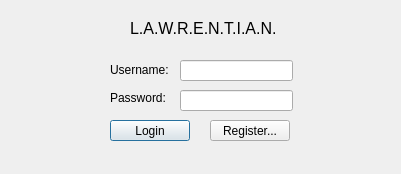
The window that LAWRENTIAN/LuD/loginwindow.ui (pyridine/LAWRENTIAN) describes before a commit, drawn with Qt 5.
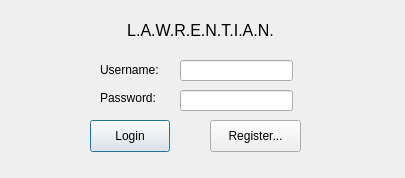
The same window after the commit.

Diff of the .ui file:
```diff
--- a/LAWRENTIAN/LuD/loginwindow.ui
+++ b/LAWRENTIAN/LuD/loginwindow.ui
@@ -6,8 +6,8 @@
    <rect>
     <x>0</x>
     <y>0</y>
-    <width>401</width>
-    <height>174</height>
+    <width>405</width>
+    <height>178</height>
    </rect>
   </property>
   <property name="windowTitle">
@@ -16,10 +16,10 @@
   <widget class="QPushButton" name="pushButton">
    <property name="geometry">
     <rect>
-     <x>110</x>
+     <x>90</x>
      <y>120</y>
      <width>80</width>
-     <height>21</height>
+     <height>32</height>
     </rect>
    </property>
    <property name="text">
@@ -31,8 +31,8 @@
     <rect>
      <x>210</x>
      <y>120</y>
-     <width>80</width>
-     <height>21</height>
+     <width>91</width>
+     <height>32</height>
     </rect>
    </property>
    <property name="text">
@@ -42,10 +42,10 @@
   <widget class="QLabel" name="label">
    <property name="geometry">
     <rect>
-     <x>130</x>
+     <x>0</x>
      <y>20</y>
-     <width>161</width>
-     <height>16</height>
+     <width>401</width>
+     <height>20</height>
     </rect>
    </property>
    <property name="font">
@@ -53,9 +53,15 @@
      <pointsize>12</pointsize>
     </font>
    </property>
+   <property name="layoutDirection">
+    <enum>Qt::LeftToRight</enum>
+   </property>
    <property name="text">
     <string>L.A.W.R.E.N.T.I.A.N.</string>
    </property>
+   <property name="alignment">
+    <set>Qt::AlignCenter</set>
+   </property>
   </widget>
   <widget class="QLineEdit" name="usernamebox">
    <property name="geometry">
@@ -83,7 +89,7 @@
   <widget class="QLabel" name="label_2">
    <property name="geometry">
     <rect>
-     <x>110</x>
+     <x>100</x>
      <y>60</y>
      <width>71</width>
      <height>20</height>
@@ -96,7 +102,7 @@
   <widget class="QLabel" name="label_3">
    <property name="geometry">
     <rect>
-     <x>110</x>
+     <x>100</x>
      <y>90</y>
      <width>71</width>
      <height>16</height>
```
Left out of the diff: 2 changed lines with no effect on the pictures.
